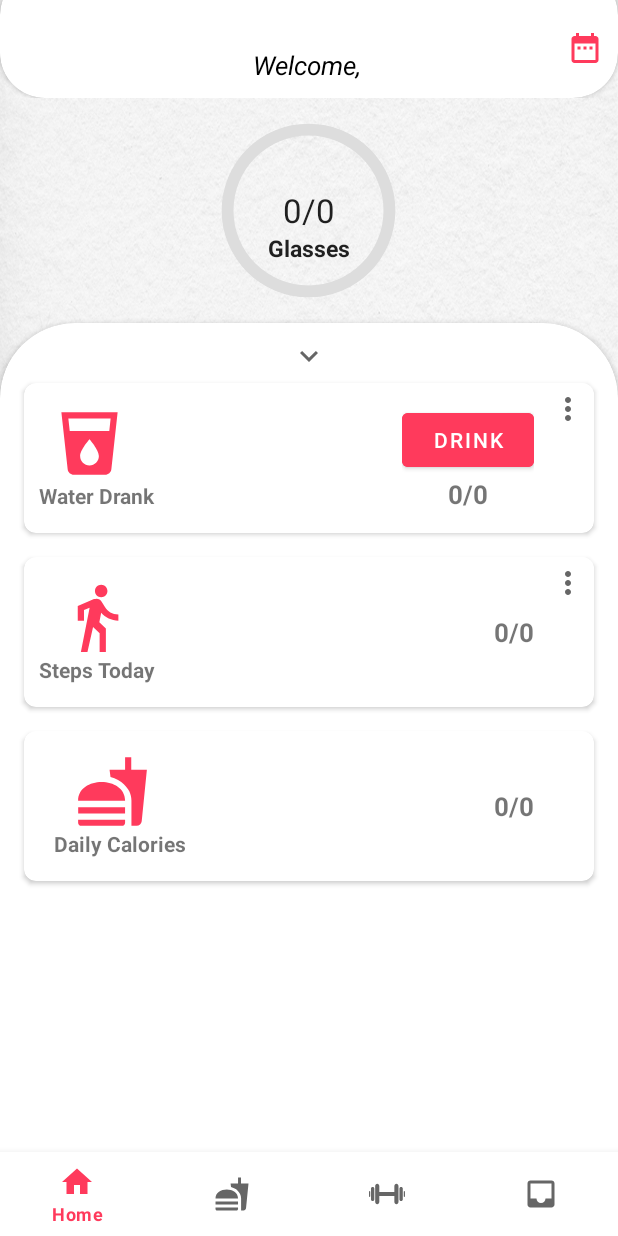
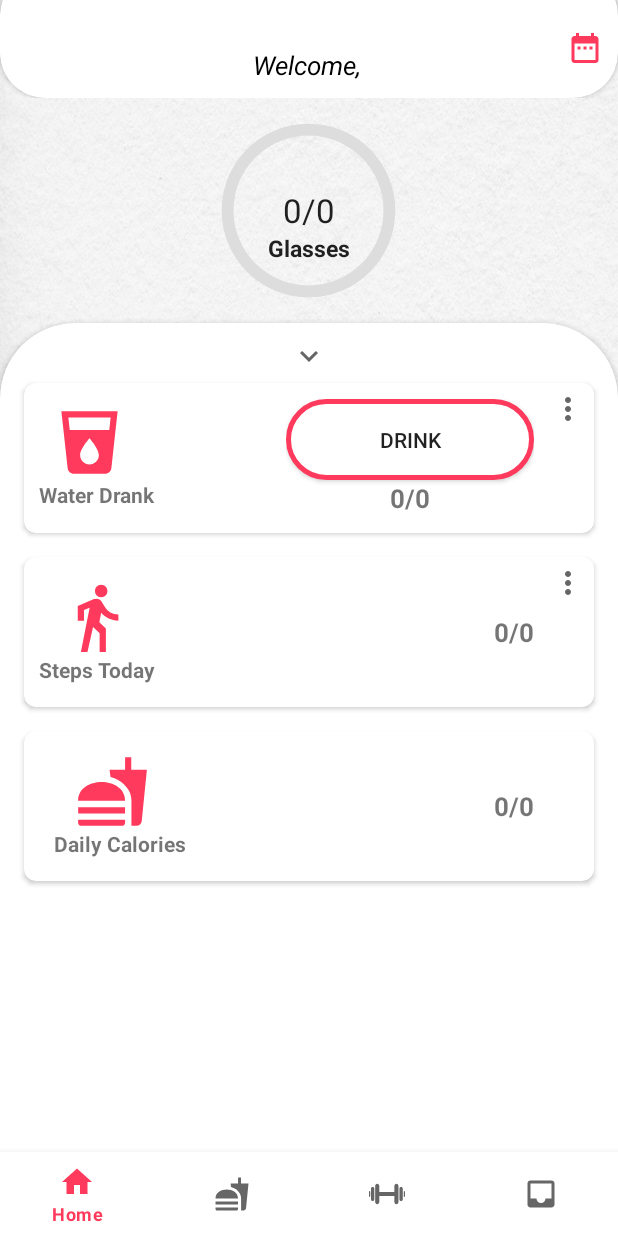
Before and after one commit to MuntashirBinSolaiman/ultimate-fitness, an Android app: the HomeFragment screen opened directly, with no data from a screen before it, on a phone screen of 412 x 824 dp. Run offline under Robolectric (Android 15) with nearby library versions, the phone set to English and light mode, and no system bars; our stand-ins replace CircleImageView, navigation-ui; libraries missing offline, so code that uses them is left out: com.cometchat.pro, com.facebook.stetho; 6 statements that could not run were skipped.

Commit message:
Modified button on home fragment.

```diff
--- a/app/src/main/res/drawable/btn_red.xml
+++ b/app/src/main/res/drawable/btn_red.xml
@@ -4,7 +4,7 @@
 
     <corners android:radius="30dp"/>
     <stroke android:width="3dp"
-        android:color="@color/error"
+        android:color="@color/button_color"
         />
     <solid android:color="@color/white"/>
     <size android:height="100dp"
--- a/app/src/main/res/layout/fragment_home.xml
+++ b/app/src/main/res/layout/fragment_home.xml
@@ -256,11 +256,12 @@
                             android:orientation="vertical">
 
 
-                            <Button
+                            <androidx.appcompat.widget.AppCompatButton
+                                android:gravity="center"
                                 android:id="@+id/btnDrinkWater"
-                                android:layout_width="wrap_content"
-                                android:layout_height="wrap_content"
-                                android:backgroundTint="@color/button_color"
+                                android:layout_width="165dp"
+                                android:layout_height="54dp"
+                                android:background="@drawable/btn_red"
                                 android:onClick="drinkWater"
                                 android:text="Drink" />
 
```
